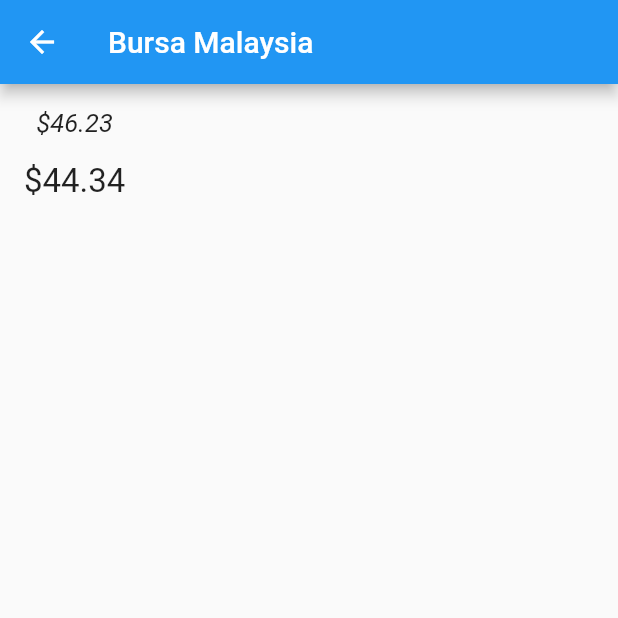
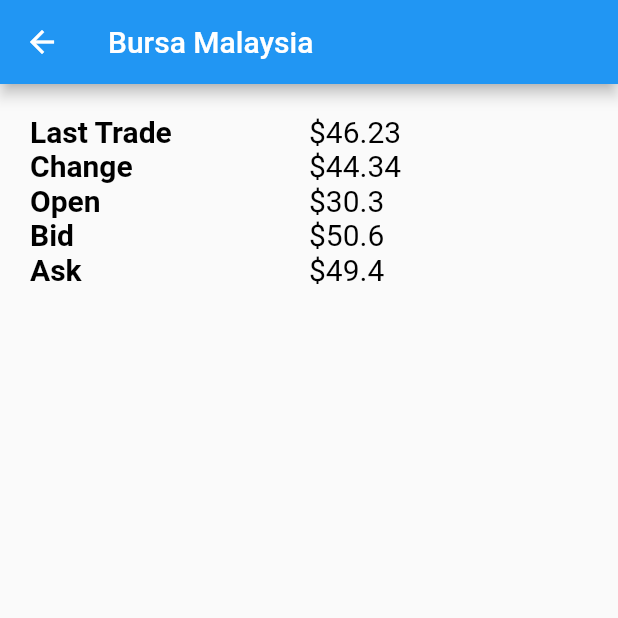
Before and after one commit to mohamadarfakhsy13/flutter-stock-profile, a Flutter app: the screen it shows after launch, after a tap on "Bursa Malaysia", on a phone screen of 412 x 824 dp, the top half of it. Run offline on Flutter 3.47's test engine with Material 2 defaults, Android fonts, the phone set to English and light mode, and no system bars.

Commit message:
Fix table widget

```diff
--- a/lib/screens/stock_details_screen.dart
+++ b/lib/screens/stock_details_screen.dart
@@ -12,30 +12,68 @@
       appBar: AppBar(
         title: Text(stock.title),
       ),
-      body: Padding(
-        padding: const EdgeInsets.all(8.0),
-        child: SingleChildScrollView(
-          child: Column(
-            mainAxisAlignment: MainAxisAlignment.center,
-            children: [
-              Padding(
-                padding: const EdgeInsets.all(8.0),
-                child: Text(
-                  "\$${stock.trade}",
-                  textAlign: TextAlign.center,
-                  style: TextStyle(fontSize: 17.0, fontStyle: FontStyle.italic),
-                ),
+      body: Container(
+        padding: EdgeInsets.all(20.0),
+        child: Table(
+          defaultVerticalAlignment:
+              TableCellVerticalAlignment.middle, // this is new
+          children: [
+            TableRow(children: [
+              Text(
+                'Last Trade',
+                style: TextStyle(
+                    color: Colors.black,
+                    fontSize: 20,
+                    fontWeight: FontWeight.bold),
               ),
-              Padding(
-                padding: const EdgeInsets.all(8.0),
-                child: Text(
-                  "\$${stock.change}",
-                  textAlign: TextAlign.justify,
-                  style: TextStyle(fontSize: 22.0),
-                ),
-              ),
-            ],
-          ),
+              Text("\$${stock.trade}",
+                  style: TextStyle(color: Colors.black, fontSize: 20))
+            ]),
+            TableRow(children: [
+              Text('Change',
+              style: TextStyle(
+                    color: Colors.black,
+                    fontSize: 20,
+                    fontWeight: FontWeight.bold)),
+              Text("\$${stock.change}",
+                  style: TextStyle(
+                      color: Colors.black,
+                      fontSize: 20))
+            ]),
+            TableRow(children: [
+              Text('Open',
+              style: TextStyle(
+                    color: Colors.black,
+                    fontSize: 20,
+                    fontWeight: FontWeight.bold)),
+              Text("\$${stock.open}",
+                  style: TextStyle(
+                      color: Colors.black,
+                      fontSize: 20))
+            ]),
+            TableRow(children: [
+              Text('Bid',
+              style: TextStyle(
+                    color: Colors.black,
+                    fontSize: 20,
+                    fontWeight: FontWeight.bold)),
+              Text("\$${stock.bid}",
+                  style: TextStyle(
+                      color: Colors.black,
+                      fontSize: 20))
+            ]),
+            TableRow(children: [
+              Text('Ask',
+              style: TextStyle(
+                    color: Colors.black,
+                    fontSize: 20,
+                    fontWeight: FontWeight.bold)),
+              Text("\$${stock.ask}",
+                  style: TextStyle(
+                      color: Colors.black,
+                      fontSize: 20))
+            ])
+          ],
         ),
       ),
     );
```
